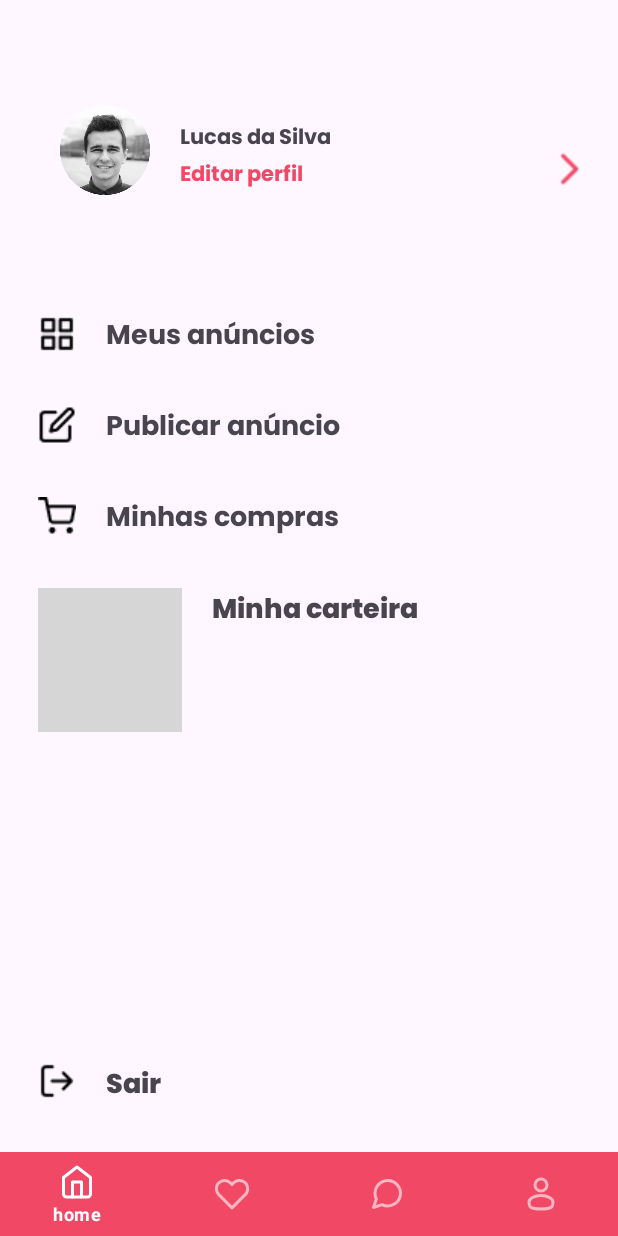
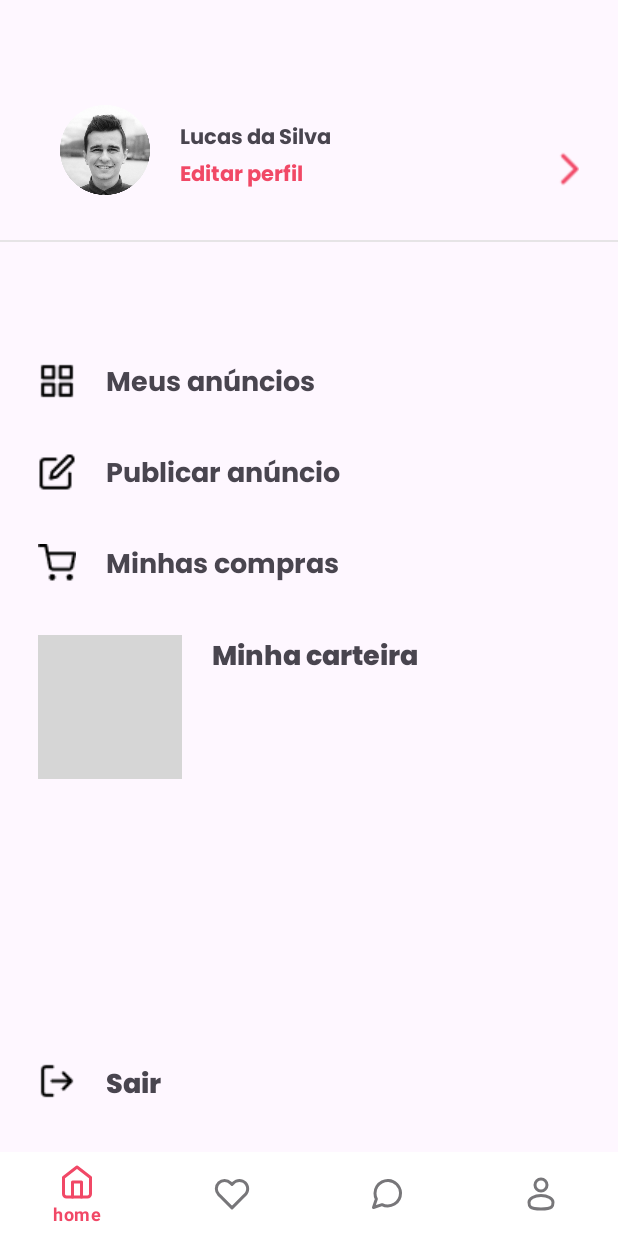
Before and after one commit to letssBuyy/letsbuy-mobile-application, an Android app: the layout activity_perfil.xml on its own in the app's theme, with its tools: preview values and no code run, on a phone screen of 412 x 824 dp. Run offline under Robolectric (Android 15) with nearby library versions, the phone set to English and light mode, and no system bars; grey boxes are pictures that could not be loaded.

Commit message:
changing bottom navigation color to white

```diff
--- a/app/src/main/res/layout/activity_falha_pagamento.xml
+++ b/app/src/main/res/layout/activity_falha_pagamento.xml
@@ -26,6 +26,12 @@
             android:layout_marginLeft="90dp"
             android:src="@drawable/logo" />
     </LinearLayout>
+
+    <View
+        android:layout_width="match_parent"
+        android:layout_height="1dp"
+        android:background="@color/semi"
+        android:layout_marginTop="10dp"/>
 
     <TextView
         android:layout_width="match_parent"
--- a/app/src/main/res/layout/activity_pagamento_concluido.xml
+++ b/app/src/main/res/layout/activity_pagamento_concluido.xml
@@ -26,6 +26,12 @@
             android:layout_marginLeft="90dp"
             android:src="@drawable/logo" />
     </LinearLayout>
+
+    <View
+        android:layout_width="match_parent"
+        android:layout_height="1dp"
+        android:background="@color/semi"
+        android:layout_marginTop="10dp"/>
 
     <TextView
         android:layout_width="match_parent"
--- a/app/src/main/res/layout/activity_perfil.xml
+++ b/app/src/main/res/layout/activity_perfil.xml
@@ -56,6 +56,12 @@
                 android:layout_marginLeft="140dp" />
 
         </LinearLayout>
+
+        <View
+            android:layout_width="match_parent"
+            android:layout_height="1dp"
+            android:background="@color/semi"
+            android:layout_marginTop="30dp"/>
 
         <LinearLayout
             android:layout_width="match_parent"
@@ -175,7 +181,7 @@
 
     <com.google.android.material.bottomnavigation.BottomNavigationView
         android:id="@+id/bottom_navigation"
-        style="@style/Widget.MaterialComponents.BottomNavigationView.Colored"
+        style="@style/WhiteBottomNavigationView"
         android:layout_width="match_parent"
         android:layout_height="wrap_content"
         android:layout_gravity="bottom"
--- a/app/src/main/res/values/colors.xml
+++ b/app/src/main/res/values/colors.xml
@@ -6,4 +6,5 @@
     <color name="gray">#555555</color>
     <color name="dark_gray">#3A3434</color>
     <color name="light_gray">#6F6F6F</color>
+    <color name="semi">#C8DFDFDF</color>
 </resources>
--- /dev/null
+++ b/app/src/main/res/values/styles.xml
@@ -0,0 +1,6 @@
+<?xml version="1.0" encoding="utf-8"?>
+<resources>
+    <style name="WhiteBottomNavigationView" parent="@style/Widget.MaterialComponents.BottomNavigationView">
+        <item name="android:background">@android:color/white</item>
+    </style>
+</resources>
```
